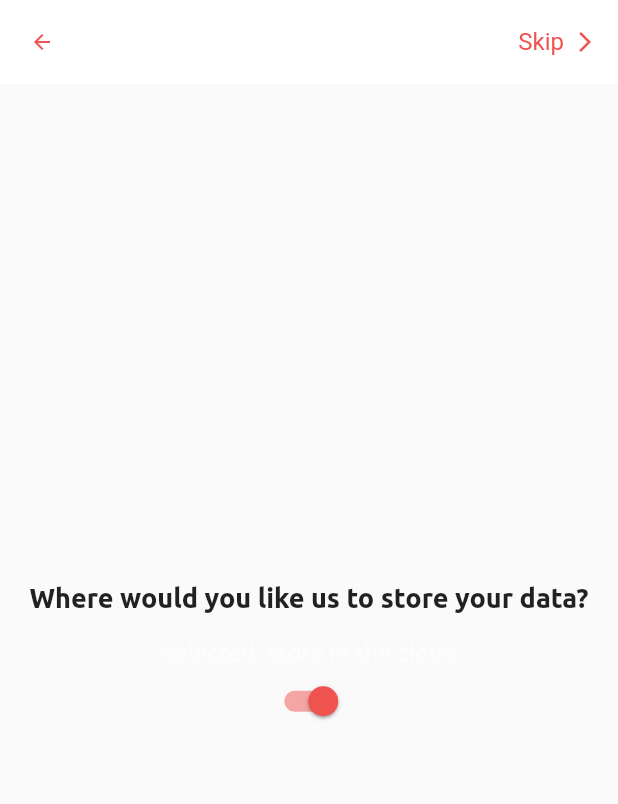
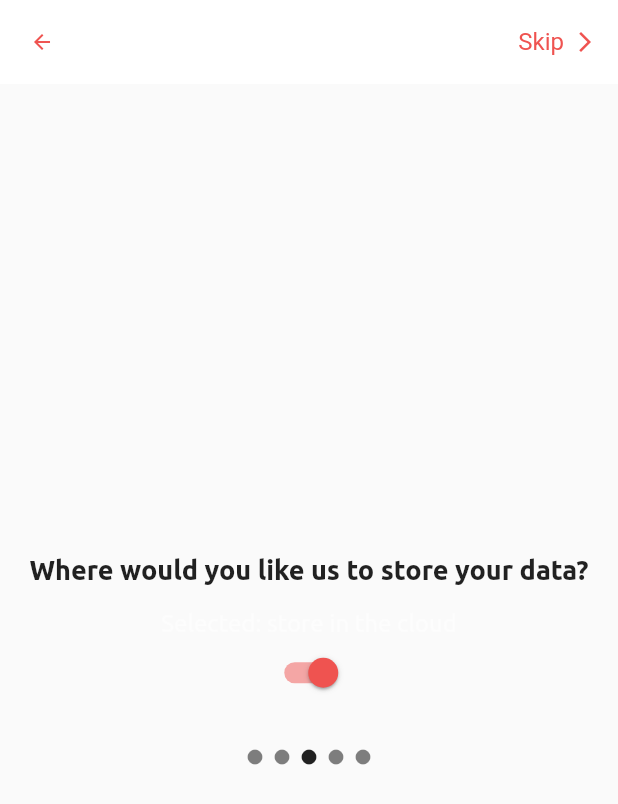
Before and after one commit to william-herring/wave, a Flutter app: the SetupView screen opened by its route, swiped to page 3, on a phone screen of 412 x 824 dp. Shown: the top 804 px of the screen. Run offline on Flutter 3.47's test engine with Material 2 defaults, Android fonts, the phone set to English and light mode, and no system bars; our stand-ins replace flutter_secure_storage; accounts and stored records are empty; project files that could hold a hidden picture were left out.

Commit message:
Finished layout of setup view

```diff
--- a/client/lib/screens/setup_view.dart
+++ b/client/lib/screens/setup_view.dart
@@ -1,4 +1,5 @@
 import 'package:flutter/material.dart';
+import 'package:url_launcher/url_launcher.dart';
 
 class SetupView extends StatefulWidget {
   const SetupView({Key? key}) : super(key: key);
@@ -8,14 +9,24 @@ class SetupView extends StatefulWidget {
 }
 
 class _SetupViewState extends State<SetupView> {
-  late final PageController _pageController;
   bool storeDataInCloud = true;
   String theme = 'dark'; // TODO: Update theme accordingly
 
-  @override
-  void initState() {
-    super.initState();
-    _pageController = PageController();
+  Widget buildBottomPageIndicator(int size, int page) {
+    List<Widget> result = [];
+    for (int i = 0; i <= size; i++) {
+      result.add(Icon(Icons.circle, size: 12, color: i != page? Theme.of(context).iconTheme.color?.withOpacity(0.5) : Theme.of(context).iconTheme.color));
+    }
+
+    return Wrap(
+      alignment: WrapAlignment.center,
+      spacing: 6.0,
+      children: result
+    );
+  }
+
+  void launchRepo() async {
+    if (!await launchUrl(Uri.parse('https://github.com/william-herring/wave/'))) throw 'Could not launch URL';
   }
 
   @override
@@ -42,7 +53,6 @@ class _SetupViewState extends State<SetupView> {
           child: Padding(
             padding: const EdgeInsets.all(10.0),
             child: PageView(
-              controller: _pageController,
               children: [
                 Column(
                   mainAxisAlignment: MainAxisAlignment.center,
@@ -53,17 +63,7 @@ class _SetupViewState extends State<SetupView> {
                       child: Text('(Swipe to navigate)', style: TextStyle(fontSize: 16, color: Theme.of(context).primaryColor.withOpacity(0.5)))
                     ),
                     const SizedBox(height: 26.0),
-                      Wrap(
-                      alignment: WrapAlignment.center,
-                      spacing: 6.0,
-                      children: [
-                        const Icon(Icons.circle, size: 12),
-                        Icon(Icons.circle, size: 12, color: Theme.of(context).iconTheme.color?.withOpacity(0.5)),
-                        Icon(Icons.circle, size: 12, color: Theme.of(context).iconTheme.color?.withOpacity(0.5)),
-                        Icon(Icons.circle, size: 12, color: Theme.of(context).iconTheme.color?.withOpacity(0.5)),
-                        Icon(Icons.circle, size: 12, color: Theme.of(context).iconTheme.color?.withOpacity(0.5)),
-                      ],
-                    )
+                    buildBottomPageIndicator(4, 0)
                   ],
                 ),
                 Column(
@@ -117,17 +117,7 @@ class _SetupViewState extends State<SetupView> {
                       ],
                     ),
                     const SizedBox(height: 26.0),
-                    Wrap(
-                      alignment: WrapAlignment.center,
-                      spacing: 6.0,
-                      children: [
-                        Icon(Icons.circle, size: 12, color: Theme.of(context).iconTheme.color?.withOpacity(0.5)),
-                        const Icon(Icons.circle, size: 12),
-                        Icon(Icons.circle, size: 12, color: Theme.of(context).iconTheme.color?.withOpacity(0.5)),
-                        Icon(Icons.circle, size: 12, color: Theme.of(context).iconTheme.color?.withOpacity(0.5)),
-                        Icon(Icons.circle, size: 12, color: Theme.of(context).iconTheme.color?.withOpacity(0.5)),
-                      ],
-                    )
+                    buildBottomPageIndicator(4, 1)
                   ],
                 ),
                 Column(
@@ -137,12 +127,58 @@ class _SetupViewState extends State<SetupView> {
                     const SizedBox(height: 16.0),
                     Text('Selected: ${storeDataInCloud? 'store in the cloud' : 'keep on my device'}', style: TextStyle(fontSize: 16, color: Theme.of(context).primaryColor.withOpacity(0.5)), textAlign: TextAlign.center),
                     Switch.adaptive(value: storeDataInCloud, onChanged: (value) => setState(() => storeDataInCloud = value), activeColor: Colors.red[400]),
+                    const SizedBox(height: 26.0),
+                    buildBottomPageIndicator(4, 2)
                   ],
                 ),
                 Column(
                   mainAxisAlignment: MainAxisAlignment.center,
-                  children: const [
-                    Text('4'),
+                  children: [
+                    const Text('Do you want to contribute to Wave?', style: TextStyle(fontWeight: FontWeight.bold, fontSize: 18), textAlign: TextAlign.center),
+                    const SizedBox(height: 16.0),
+                    Text('Contributors help this open-source app grow. If you have experience in software development, consider checking out the GitHub repository.', style: TextStyle(fontSize: 16, color: Theme.of(context).primaryColor.withOpacity(0.5)), textAlign: TextAlign.center),
+                    const SizedBox(height: 16.0),
+                    InkWell(
+                      onTap: launchRepo,
+                      borderRadius: BorderRadius.circular(360),
+                      child: Ink(
+                        padding: const EdgeInsets.fromLTRB(16.0, 12.0, 16.0, 12.0),
+                        child: const Text(
+                          'Take me there',
+                          style: TextStyle(color: Colors.white, fontSize: 16),
+                        ),
+                        decoration: BoxDecoration(
+                            color: Colors.red[500],
+                            borderRadius: BorderRadius.circular(360)
+                        ),
+                      ),
+                    ),
+                    const SizedBox(height: 26.0),
+                    buildBottomPageIndicator(4, 3)
+                  ],
+                ),
+                Column(
+                  mainAxisAlignment: MainAxisAlignment.center,
+                  children: [
+                    const Text('Proceed to app', style: TextStyle(fontWeight: FontWeight.bold, fontSize: 18), textAlign: TextAlign.center),
+                    const SizedBox(height: 16.0),
+                    Text('All of your preferences will be saved.', style: TextStyle(fontSize: 16, color: Theme.of(context).primaryColor.withOpacity(0.5)), textAlign: TextAlign.center),
+                    const SizedBox(height: 16.0),
+                    InkWell(
+                      onTap: () {},
+                      borderRadius: BorderRadius.circular(360),
+                      child: Ink(
+                        padding: const EdgeInsets.fromLTRB(16.0, 12.0, 16.0, 12.0),
+                        child: const Text(
+                          "Let's go",
+                          style: TextStyle(color: Colors.white, fontSize: 16),
+                        ),
+                        decoration: BoxDecoration(
+                            color: Colors.red[500],
+                            borderRadius: BorderRadius.circular(360)
+                        ),
+                      ),
+                    ),
                   ],
                 )
               ],
--- a/client/pubspec.yaml
+++ b/client/pubspec.yaml
@@ -15,6 +15,7 @@ dependencies:
   cupertino_icons: ^1.0.2
   http: ^0.13.4
   flutter_secure_storage: ^5.0.2
+  url_launcher: ^6.1.2
 
 dev_dependencies:
   flutter_test:
```
Also changed, not shown: client/pubspec.lock, 3 other files.
